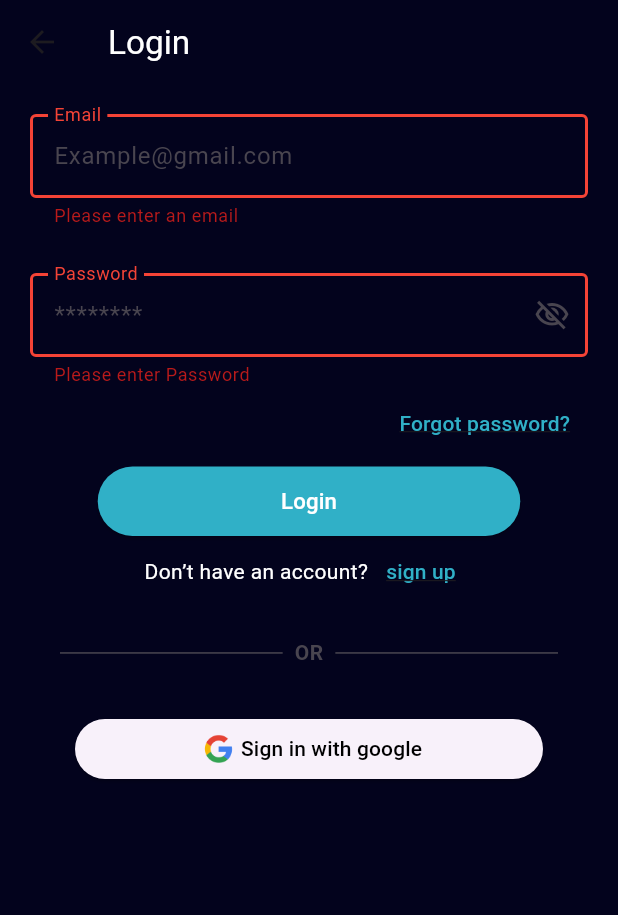
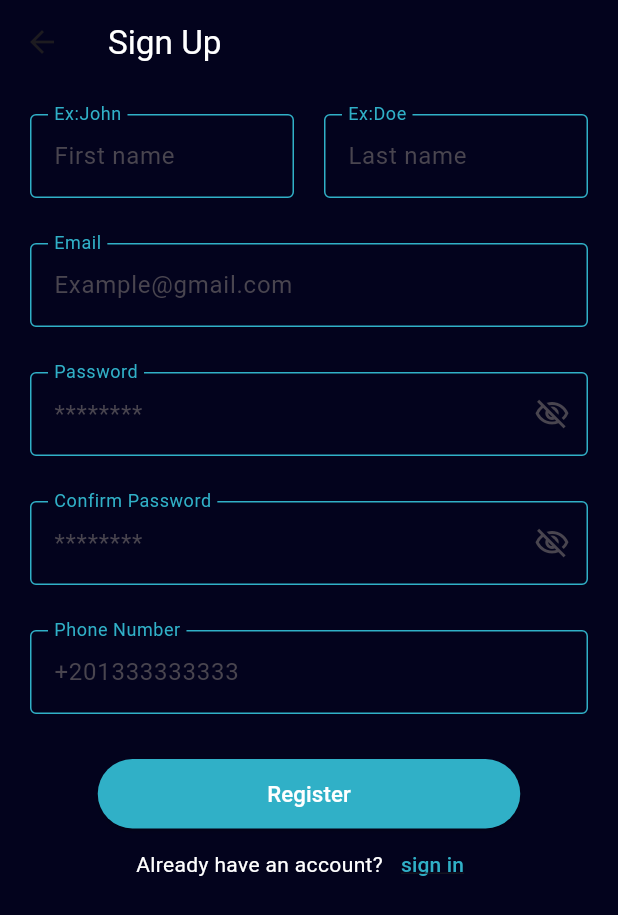
Before and after one commit to OmarAbdelgilil/trackwise_mobile_app, a Flutter app: the LoginScreen screen opened directly, after a tap on "Login", after a tap on "sign up", on a phone screen of 412 x 824 dp. Shown: the top 915 px of the screen. Run offline on Flutter 3.47's test engine with Material 3 defaults, Android fonts, the light colour scheme and no system bars; our stand-ins replace dio, fl_chart, flutter_riverpod, flutter_screenutil, get_it, google_fonts and 7 more; accounts and stored records are empty.

Commit message:
register - login fix

```diff
--- a/lib/core/api/api_constants.dart
+++ b/lib/core/api/api_constants.dart
@@ -1,4 +1,5 @@
 class ApiConstants {
-  static const String baseUrl = 'http://192.168.1.56:3000/api';
+  static const String baseUrl = 'http://192.168.100.3:3000/api';
   static const String loginPath = '/login';
+  static const String signupPath = '/signup';
 }
--- a/lib/core/api/api_manager.dart
+++ b/lib/core/api/api_manager.dart
@@ -3,8 +3,10 @@ import 'package:flutter/foundation.dart';
 import 'package:injectable/injectable.dart';
 import 'package:track_wise_mobile_app/core/api/api_constants.dart';
 import 'package:track_wise_mobile_app/features/Auth/data/models/request/login_request.dart';
+import 'package:track_wise_mobile_app/features/Auth/data/models/request/register_request.dart';
 import 'package:track_wise_mobile_app/features/Auth/data/models/response/login_response.dart';
 import 'package:pretty_dio_logger/pretty_dio_logger.dart';
+import 'package:track_wise_mobile_app/features/Auth/data/models/response/register_response.dart';
 
 @singleton
 @injectable
@@ -32,4 +34,9 @@ class ApiManager {
     var authResponse = LoginResponse.fromJson(response.data);
     return authResponse;
   }
+  Future<RegisterResponse> register(RegisterRequest request) async {
+    var response = await _dio.post(ApiConstants.signupPath, data: request.toJson());
+    var authResponse = RegisterResponse.fromJson(response.data);
+    return authResponse;
+  }
 }
--- a/lib/features/Auth/data/contracts/online_data_source.dart
+++ b/lib/features/Auth/data/contracts/online_data_source.dart
@@ -3,4 +3,5 @@ import 'package:track_wise_mobile_app/features/Auth/domain/entities/user.dart';
 
 abstract class OnlineDataSource {
   Future<Result<(User, String)>> login(String eamil, String password);
+  Future<Result<void>> register(String email, String firstName, String lastName,String phoneNumber, String password, String confirmPassword);
 }
--- a/lib/features/Auth/data/data_sources/online_data_source_impl.dart
+++ b/lib/features/Auth/data/data_sources/online_data_source_impl.dart
@@ -4,6 +4,7 @@ import 'package:track_wise_mobile_app/core/api/api_manager.dart';
 import 'package:track_wise_mobile_app/core/common/result.dart';
 import 'package:track_wise_mobile_app/features/Auth/data/contracts/online_data_source.dart';
 import 'package:track_wise_mobile_app/features/Auth/data/models/request/login_request.dart';
+import 'package:track_wise_mobile_app/features/Auth/data/models/request/register_request.dart';
 import 'package:track_wise_mobile_app/features/Auth/domain/entities/user.dart';
 import 'package:jwt_decoder/jwt_decoder.dart';
 
@@ -21,4 +22,13 @@ class OnlineDataSourceImpl implements OnlineDataSource {
       return (User.fromJson(decodedToken), result.token!);
     });
   }
+  @override
+  Future<Result<void>> register(String email, String firstName, String lastName,String phoneNumber, String password, String confirmPassword) async
+  {
+    return executeApi(() async {
+      final registerRequest = RegisterRequest(firstName: firstName,lastName: lastName,phoneNumber: phoneNumber, email: email, password: password,confirmPassword: confirmPassword);
+      await _apiManager.register(registerRequest);
+      return ;
+    });
+  }
 }
--- a/lib/features/Auth/data/repos/auth_repository_impl.dart
+++ b/lib/features/Auth/data/repos/auth_repository_impl.dart
@@ -29,7 +29,12 @@ class AuthRepositoryImpl implements AuthRepository {
 
     return Fail((result as Fail).exception);
   }
-
+  @override
+  Future<Result<void>> register(String email, String firstName, String lastName,String phoneNumber, String password, String confirmPassword) async
+  {
+    final res = await _onlineDataSource.register(email, firstName, lastName, phoneNumber, password, confirmPassword);
+    return res is Success ? Success(res.data) : Fail((res as Fail).exception);
+  }
   @override
   Future<void> checkCache() async {
     if (_providerContainer.read(userProvider.notifier).token == null) {
--- a/lib/features/Auth/domain/repos/auth_repository.dart
+++ b/lib/features/Auth/domain/repos/auth_repository.dart
@@ -3,6 +3,7 @@ import 'package:track_wise_mobile_app/features/Auth/domain/entities/user.dart';
 
 abstract class AuthRepository {
   Future<Result<User>> login(String email, String password);
+  Future<Result<void>> register(String email, String firstName, String lastName,String phoneNumber, String password, String confirmPassword);
   Future<void> checkCache();
   Future<void> logout();
 }
--- /dev/null
+++ b/lib/features/Auth/domain/use_cases/register_use_case.dart
@@ -0,0 +1,13 @@
+import 'package:injectable/injectable.dart';
+import 'package:track_wise_mobile_app/core/common/result.dart';
+import 'package:track_wise_mobile_app/features/Auth/domain/repos/auth_repository.dart';
+
+@injectable
+class RegisterUseCase {
+  final AuthRepository _authRepository;
+  RegisterUseCase(this._authRepository);
+  Future<Result<void>> register(String email, String firstName, String lastName,String phoneNumber, String password, String confirmPassword) async
+  {
+    return await _authRepository.register(email, firstName, lastName, phoneNumber, password, confirmPassword);
+  }
+}
--- a/lib/features/Auth/presentation/login/login_screen.dart
+++ b/lib/features/Auth/presentation/login/login_screen.dart
@@ -2,7 +2,7 @@ import 'package:flutter/material.dart';
 import 'package:flutter_riverpod/flutter_riverpod.dart';
 import 'package:flutter_screenutil/flutter_screenutil.dart';
 import 'package:track_wise_mobile_app/features/Auth/presentation/login/login_viewmodel.dart';
-import 'package:track_wise_mobile_app/features/Home/presentation/home_screen.dart';
+import 'package:track_wise_mobile_app/features/Auth/presentation/register/register_screen.dart';
 import 'package:track_wise_mobile_app/main.dart';
 import 'package:track_wise_mobile_app/utils/colors_manager.dart';
 import 'package:track_wise_mobile_app/utils/custom_text_field.dart';
@@ -23,17 +23,20 @@ class _LoginScreenState extends ConsumerState<LoginScreen> {
   RegExp emailRegex =
       RegExp(r"^[a-zA-Z0-9._%+-]+@[a-zA-Z0-9.-]+\.[a-zA-Z]{2,}$");
   final formKey = GlobalKey<FormState>();
-
+  @override
+  void dispose() {
+    super.dispose();
+    _emailController.dispose();
+    _passwordController.dispose();
+  }
   @override
   Widget build(BuildContext context) {
     final logProv = ref.watch(loginProvider);
 
     if (logProv is SuccessState) {
       WidgetsBinding.instance.addPostFrameCallback((_) {
-        Navigator.of(context).pushAndRemoveUntil(
-          MaterialPageRoute(builder: (context) => const HomeScreen()),
-          (Route<dynamic> route) => false,
-        );
+        Navigator.of(context).pop();
+        ref.read(loginProvider.notifier).resetState();
       });
     }
     if (logProv is ErrorState) {
@@ -42,6 +45,7 @@ class _LoginScreenState extends ConsumerState<LoginScreen> {
         scaffoldMessengerKey.currentState!.showSnackBar(
           SnackBar(content: Text(extractErrorMessage(logProv.error))),
         );
+        ref.read(loginProvider.notifier).resetState();
       });
     }
 
@@ -142,7 +146,12 @@ class _LoginScreenState extends ConsumerState<LoginScreen> {
                     style: TextStyle(color: Colors.white),
                   ),
                   TextButton(
-                    onPressed: () {},
+                    onPressed: () {
+                      Navigator.of(context).pushReplacement(
+                        MaterialPageRoute(
+                            builder: (context) => const RegisterScreen()),
+                      );
+                    },
                     child: const Text(
                       StringsManager.signUp,
                       style: TextStyle(
--- a/lib/features/Auth/presentation/login/login_viewmodel.dart
+++ b/lib/features/Auth/presentation/login/login_viewmodel.dart
@@ -22,6 +22,10 @@ class LoginViewmodel extends StateNotifier<LoginState> {
         return;
     }
   }
+  void resetState()
+  {
+    state = InitialState();
+  }
 }
 
 final loginProvider = StateNotifierProvider<LoginViewmodel, LoginState>(
--- /dev/null
+++ b/lib/features/Auth/presentation/register/register_screen.dart
@@ -0,0 +1,243 @@
+import 'package:flutter/material.dart';
+import 'package:flutter_riverpod/flutter_riverpod.dart';
+import 'package:flutter_screenutil/flutter_screenutil.dart';
+import 'package:track_wise_mobile_app/features/Auth/presentation/login/login_screen.dart';
+import 'package:track_wise_mobile_app/features/Auth/presentation/register/register_viewmodel.dart';
+import 'package:track_wise_mobile_app/main.dart';
+import 'package:track_wise_mobile_app/utils/colors_manager.dart';
+import 'package:track_wise_mobile_app/utils/custom_text_field.dart';
+import 'package:track_wise_mobile_app/utils/extract_error.dart';
+import 'package:track_wise_mobile_app/utils/strings_manager.dart';
+
+class RegisterScreen extends ConsumerStatefulWidget {
+  const RegisterScreen({super.key});
+
+  @override
+  ConsumerState<RegisterScreen> createState() => _RegisterScreenState();
+}
+
+class _RegisterScreenState extends ConsumerState<RegisterScreen> {
+  final TextEditingController _emailController = TextEditingController();
+  final TextEditingController _passwordController = TextEditingController();
+  final TextEditingController _confirmPasswordController =
+      TextEditingController();
+  final TextEditingController _firstNameController = TextEditingController();
+  final TextEditingController _lastNameController = TextEditingController();
+  final TextEditingController _phoneNumberController = TextEditingController();
+  RegExp emailRegex =
+      RegExp(r"^[a-zA-Z0-9._%+-]+@[a-zA-Z0-9.-]+\.[a-zA-Z]{2,}$");
+  final formKey = GlobalKey<FormState>();
+  @override
+  void dispose() {
+    super.dispose();
+    _emailController.dispose();
+    _passwordController.dispose();
+    _confirmPasswordController.dispose();
+    _firstNameController.dispose();
+    _lastNameController.dispose();
+    _phoneNumberController.dispose();
+  }
+  @override
+  Widget build(BuildContext context) {
+    final regProv = ref.watch(registerProvider);
+
+    if (regProv is RegSuccessState) {
+      WidgetsBinding.instance.addPostFrameCallback((_) {
+        Navigator.of(context).pushReplacement(
+          MaterialPageRoute(builder: (context) => const LoginScreen()),
+        );
+        ref.read(registerProvider.notifier).resetState();
+      });
+    }
+    if (regProv is RegErrorState) {
+      WidgetsBinding.instance.addPostFrameCallback((_) {
+        scaffoldMessengerKey.currentState!.clearSnackBars();
+        scaffoldMessengerKey.currentState!.showSnackBar(
+          SnackBar(content: Text(extractErrorMessage(regProv.error))),
+        );
+        ref.read(registerProvider.notifier).resetState();
+      });
+    }
+    return Scaffold(
+      appBar: AppBar(
+        title: Text(
+          StringsManager.signUpTitle,
+          style: TextStyle(fontSize: 24.sp, color: Colors.white),
+        ),
+        backgroundColor: ColorsManager.backgroundColor,
+      ),
+      backgroundColor: ColorsManager.backgroundColor,
+      body: SingleChildScrollView(
+        child: Padding(
+          padding: const EdgeInsets.all(20.0),
+          child: Column(
+            mainAxisAlignment: MainAxisAlignment.start,
+            crossAxisAlignment: CrossAxisAlignment.center,
+            children: [
+              Form(
+                  key: formKey,
+                  child: Column(
+                    children: [
+                      Row(
+                        mainAxisAlignment: MainAxisAlignment.spaceBetween,
+                        children: [
+                          Expanded(
+                            child: CustomTextField(
+                              controller: _firstNameController,
+                              label: StringsManager.firstNameLabel,
+                              hint: StringsManager.firstNameHint,
+                              validator: (value) {
+                                if (value == null || value.isEmpty) {
+                                  return StringsManager.emptyEmailError;
+                                }
+                                return null;
+                              },
+                            ),
+                          ),
+                          const SizedBox(
+                            width: 20,
+                          ),
+                          Expanded(
+                            child: CustomTextField(
+                              controller: _lastNameController,
+                              label: StringsManager.lastNameLabel,
+                              hint: StringsManager.lastNameHint,
+                              validator: (value) {
+                                if (value == null || value.isEmpty) {
+                                  return StringsManager.emptyEmailError;
+                                }
+                                return null;
+                              },
+                            ),
+                          ),
+                        ],
+                      ),
+                      const SizedBox(
+                        height: 30,
+                      ),
+                      CustomTextField(
+                        controller: _emailController,
+                        label: StringsManager.emailLabel,
+                        hint: StringsManager.emailHint,
+                        validator: (value) {
+                          if (value == null || value.isEmpty) {
+                            return StringsManager.emptyEmailError;
+                          }
+                          if (!emailRegex.hasMatch(value)) {
+                            return StringsManager.invalidEmailFormat;
+                          }
+                          return null;
+                        },
+                      ),
+                      const SizedBox(
+                        height: 30,
+                      ),
+                      CustomTextField(
+                        label: StringsManager.passwordLabel,
+                        hint: StringsManager.passwordHint,
+                        validator: (value) {
+                          if (value == null || value.isEmpty) {
+                            return StringsManager.emptyPasswordError;
+                          } else if (value.length < 8) {
+                            return StringsManager.minLengthPasswordError;
+                          }
+                          return null;
+                        },
+                        obscureText: true,
+                        controller: _passwordController,
+                      ),
+                      const SizedBox(
+                        height: 30,
+                      ),
+                      CustomTextField(
+                        label: StringsManager.confirmPasswordLabel,
+                        hint: StringsManager.passwordHint,
+                        validator: (value) {
+                          if (value != _passwordController.text) {
+                            return StringsManager.passwordDontMatchError;
+                          }
+                          return null;
+                        },
+                        obscureText: true,
+                        controller: _confirmPasswordController,
+                      ),
+                      const SizedBox(
+                        height: 30,
+                      ),
+                      CustomTextField(
+                        label: StringsManager.phoneNumberLabel,
+                        hint: StringsManager.phoneNumberHint,
+                        validator: (value) {
+                          if (value == null ||
+                              value.isEmpty ||
+                              !RegExp(r'^\d{11}$').hasMatch(value)) {
+                            return StringsManager.phoneNumberError;
+                          }
+                          return null;
+                        },
+                        controller: _phoneNumberController,
+                      ),
+                      const SizedBox(
+                        height: 30,
+                      ),
+                    ],
+                  )),
+              regProv is RegLoadingState?
+                  ? const Center(
+                      child: CircularProgressIndicator(),
+                    )
+                  : SizedBox(
+                      width: 281.w,
+                      height: 50.h,
+                      child: ElevatedButton(
+                          style: ElevatedButton.styleFrom(
+                              backgroundColor: ColorsManager.primaryColor,
+                              foregroundColor: Colors.white),
+                          onPressed: () {
+                            if (formKey.currentState!.validate()) {
+                              FocusManager.instance.primaryFocus?.unfocus();
+                                ref.read(registerProvider.notifier).register(
+                                _emailController.text,
+                                _firstNameController.text,
+                                _lastNameController.text,
+                                _phoneNumberController.text,
+                                _passwordController.text,
+                                _confirmPasswordController.text
+                                );
+                            }
+                          },
+                          child: Text(
+                            StringsManager.register,
+                            style: TextStyle(fontSize: 16.sp),
+                          )),
+                    ),
+              Row(
+                mainAxisAlignment: MainAxisAlignment.center,
+                children: [
+                  const Text(
+                    StringsManager.alreadyHaveAcc,
+                    style: TextStyle(color: Colors.white),
+                  ),
+                  TextButton(
+                    onPressed: () {
+                      Navigator.of(context).pushReplacement(
+                        MaterialPageRoute(
+                            builder: (context) => const LoginScreen()),
+                      );
+                    },
+                    child: const Text(
+                      StringsManager.signIn,
+                      style: TextStyle(
+                          color: ColorsManager.primaryColor,
+                          decoration: TextDecoration.underline),
+                    ),
+                  ),
+                ],
+              ),
+            ],
+          ),
+        ),
+      ),
+    );
+  }
+}
--- /dev/null
+++ b/lib/features/Auth/presentation/register/register_viewmodel.dart
@@ -0,0 +1,43 @@
+import 'package:flutter_riverpod/flutter_riverpod.dart';
+import 'package:injectable/injectable.dart';
+import 'package:track_wise_mobile_app/core/common/result.dart';
+import 'package:track_wise_mobile_app/core/di/di.dart';
+import 'package:track_wise_mobile_app/features/Auth/domain/use_cases/register_use_case.dart';
+
+@injectable
+class RegisterViewmodel extends StateNotifier<RegisterState> {
+  final RegisterUseCase _registerUseCase;
+  RegisterViewmodel(this._registerUseCase) : super(RegInitialState());
+  void register(String email, String firstName, String lastName,String phoneNumber, String password, String confirmPassword) async {
+    state = RegLoadingState();
+    final result = await _registerUseCase.register(email, firstName, lastName, phoneNumber, password, confirmPassword);
+    switch (result) {
+      case Success<void>():
+        state = RegSuccessState();
+        return;
+      case Fail<void>():
+        state = RegErrorState(result.exception!);
+        return;
+    }
+  }
+  void resetState()
+  {
+    state = RegInitialState();
+  }
+}
+
+final registerProvider = StateNotifierProvider<RegisterViewmodel, RegisterState>(
+    (ref) => getIt<RegisterViewmodel>());
+
+sealed class RegisterState {}
+
+class RegInitialState extends RegisterState {}
+
+class RegLoadingState extends RegisterState {}
+
+class RegSuccessState extends RegisterState {}
+
+class RegErrorState extends RegisterState {
+  final Exception error;
+  RegErrorState(this.error);
+}
--- a/lib/utils/custom_text_field.dart
+++ b/lib/utils/custom_text_field.dart
@@ -1,5 +1,6 @@
 import 'package:flutter/material.dart';
 import 'package:track_wise_mobile_app/utils/colors_manager.dart';
+import 'package:track_wise_mobile_app/utils/strings_manager.dart';
 
 class CustomTextField extends StatefulWidget {
   final String hint;
@@ -57,6 +58,7 @@ class _CustomTextFieldState extends State<CustomTextField> {
   @override
   Widget build(BuildContext context) {
     return TextFormField(
+      keyboardType: widget.label == StringsManager.emailLabel? TextInputType.emailAddress : (widget.label == StringsManager.passwordLabel || widget.label == StringsManager.confirmPasswordLabel) ? TextInputType.visiblePassword : widget.label == StringsManager.phoneNumberLabel? TextInputType.phone : null,
       obscureText: _obscureText, // Use _obscureText to toggle visibility
       validator: _validate,
       readOnly: widget.readOnly ?? false,
--- a/lib/utils/extract_error.dart
+++ b/lib/utils/extract_error.dart
@@ -3,6 +3,10 @@ import 'package:track_wise_mobile_app/core/api/api_error_handler.dart';
 String extractErrorMessage(Exception? e) {
   String error = "unknown error occured!";
   if (e is DioHttpException) {
+    if(e.exception!.response == null && e.exception!.message != null)
+    {
+      return e.exception!.message!;
+    }
     return e.exception!.response!.data['message'];
   }
   return error;
--- a/lib/utils/strings_manager.dart
+++ b/lib/utils/strings_manager.dart
@@ -1,15 +1,27 @@
 class StringsManager {
   static const String loginTitle = "Login";
+  static const String signUpTitle = "Sign Up";
+  static const String register = "Register";
   static const String emailLabel = "Email";
   static const String emailHint = "Example@gmail.com";
+  static const String firstNameHint = "First name";
+  static const String firstNameLabel = "Ex:John";
+  static const String lastNameHint = "Last name";
+  static const String lastNameLabel = "Ex:Doe";
+  static const String phoneNumberHint = "+201333333333";
+  static const String phoneNumberLabel = "Phone Number";
   static const String emptyEmailError = "Please enter an email";
   static const String invalidEmailFormat = "Please enter a valid email address";
   static const String passwordLabel = "Password";
+  static const String confirmPasswordLabel = "Confirm Password";
   static const String passwordHint = "********";
   static const String emptyPasswordError = "Please enter Password";
+  static const String passwordDontMatchError = "Passwords don't match";
   static const String forgetPassBtn = "Forgot password?";
   static const String dontHaveAcc = "Don’t have an account?";
+  static const String alreadyHaveAcc = "Already have an account?";
   static const String signUp = "sign up";
+  static const String signIn = "sign in";
   static const String or = "OR";
   static const String signWithGoogle = "Sign in with google";
   static const String screenTime = "Screen Time";
@@ -22,5 +34,7 @@ class StringsManager {
   static const String daily = "Daily";
   static const String weekly = "Weekly";
   static const String monthly = "Monthly";
+  static const String phoneNumberError = "wrong phone number format";
+  static const String minLengthPasswordError = "Your password must be at least 8 characters long";
 
 }
```
Also changed, not shown: lib/features/Auth/data/models/request/register_request.dart (added, +28 -0 lines), lib/features/Auth/data/models/response/register_response.dart (added, +13 -0 lines), lib/features/profile/presentation/profile_screen.dart (+4 -4 lines), lib/core/di/di.config.dart, 4 other files.
